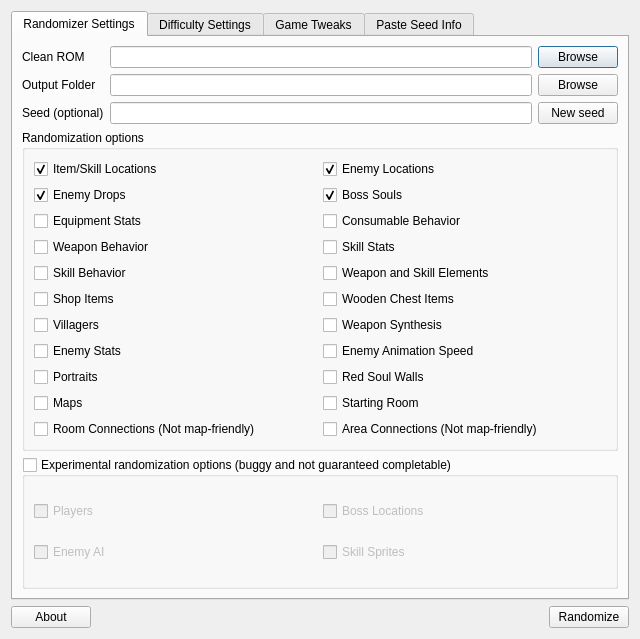
This is randomizer.ui in LagoLunatic/dsvrandom as Qt 5 draws it before an edit. The edited form follows.
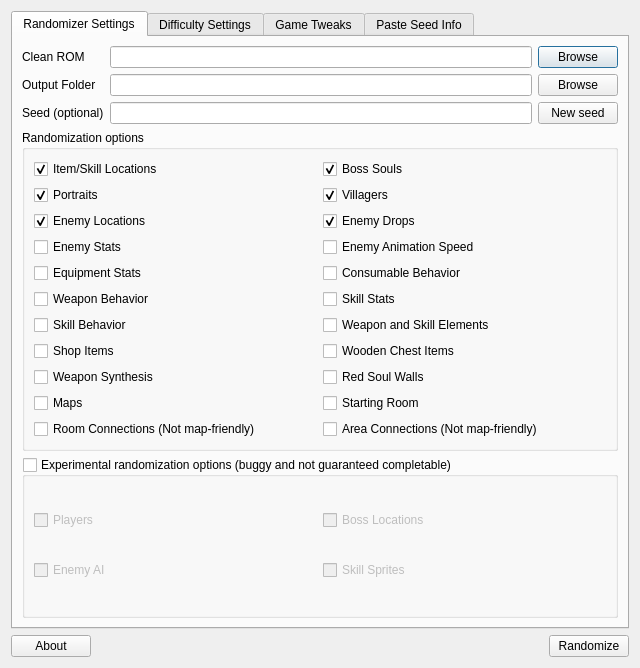
This is the edited form. Icons and pictures are not drawn.

Commit message: Reorder options in UI, check "Portraits" and "Villagers" by default

Diff of the .ui file:
```diff
--- a/randomizer.ui
+++ b/randomizer.ui
@@ -7,7 +7,7 @@
     <x>0</x>
     <y>0</y>
     <width>640</width>
-    <height>639</height>
+    <height>668</height>
    </rect>
   </property>
   <property name="windowTitle">
@@ -105,6 +105,53 @@
              </widget>
             </item>
             <item>
+             <widget class="QCheckBox" name="randomize_boss_souls">
+              <property name="toolTip">
+               <string>Randomizes the souls dropped by bosses as well as Wallman's glyph (DoS/OoE only).</string>
+              </property>
+              <property name="text">
+               <string>Boss Souls</string>
+              </property>
+              <property name="checked">
+               <bool>true</bool>
+              </property>
+             </widget>
+            </item>
+           </layout>
+          </item>
+          <item>
+           <layout class="QHBoxLayout" name="horizontalLayout_15">
+            <item>
+             <widget class="QCheckBox" name="randomize_portraits">
+              <property name="toolTip">
+               <string>Randomizes where portraits are located (PoR only).</string>
+              </property>
+              <property name="text">
+               <string>Portraits</string>
+              </property>
+              <property name="checked">
+               <bool>true</bool>
+              </property>
+             </widget>
+            </item>
+            <item>
+             <widget class="QCheckBox" name="randomize_villagers">
+              <property name="toolTip">
+               <string>Randomizes where villagers are located (OoE only).</string>
+              </property>
+              <property name="text">
+               <string>Villagers</string>
+              </property>
+              <property name="checked">
+               <bool>true</bool>
+              </property>
+             </widget>
+            </item>
+           </layout>
+          </item>
+          <item>
+           <layout class="QHBoxLayout" name="horizontalLayout_2">
+            <item>
              <widget class="QCheckBox" name="randomize_enemies">
               <property name="toolTip">
                <string>Randomizes which non-boss enemies appear where.</string>
@@ -117,10 +164,6 @@
               </property>
              </widget>
             </item>
-           </layout>
-          </item>
-          <item>
-           <layout class="QHBoxLayout" name="horizontalLayout_2">
             <item>
              <widget class="QCheckBox" name="randomize_enemy_drops">
               <property name="toolTip">
@@ -134,16 +177,27 @@
               </property>
              </widget>
             </item>
+           </layout>
+          </item>
+          <item>
+           <layout class="QHBoxLayout" name="horizontalLayout_12">
             <item>
-             <widget class="QCheckBox" name="randomize_boss_souls">
+             <widget class="QCheckBox" name="randomize_enemy_stats">
               <property name="toolTip">
                <string>Randomizes the souls dropped by bosses as well as Wallman's glyph (DoS/OoE only).</string>
               </property>
               <property name="text">
-               <string>Boss Souls</string>
+               <string>Enemy Stats</string>
               </property>
-              <property name="checked">
-               <bool>true</bool>
+             </widget>
+            </item>
+            <item>
+             <widget class="QCheckBox" name="randomize_enemy_anim_speed">
+              <property name="toolTip">
+               <string>Randomizes the speed at which each enemy's animations play at, which affects their attack speed.</string>
+              </property>
+              <property name="text">
+               <string>Enemy Animation Speed</string>
               </property>
              </widget>
             </item>
@@ -246,17 +300,7 @@
            </layout>
           </item>
           <item>
-           <layout class="QHBoxLayout" name="horizontalLayout_15">
-            <item>
-             <widget class="QCheckBox" name="randomize_villagers">
-              <property name="toolTip">
-               <string>Randomizes where villagers are located (OoE only).</string>
-              </property>
-              <property name="text">
-               <string>Villagers</string>
-              </property>
-             </widget>
-            </item>
+           <layout class="QHBoxLayout" name="horizontalLayout_18">
             <item>
              <widget class="QCheckBox" name="randomize_weapon_synths">
               <property name="toolTip">
@@ -267,44 +311,6 @@
               </property>
              </widget>
             </item>
-           </layout>
-          </item>
-          <item>
-           <layout class="QHBoxLayout" name="horizontalLayout_12">
-            <item>
-             <widget class="QCheckBox" name="randomize_enemy_stats">
-              <property name="toolTip">
-               <string>Randomizes enemy stats, weaknesses, and resistances.</string>
-              </property>
-              <property name="text">
-               <string>Enemy Stats</string>
-              </property>
-             </widget>
-            </item>
-            <item>
-             <widget class="QCheckBox" name="randomize_enemy_anim_speed">
-              <property name="toolTip">
-               <string>Randomizes the speed at which each enemy's animations play at, which affects their attack speed.</string>
-              </property>
-              <property name="text">
-               <string>Enemy Animation Speed</string>
-              </property>
-             </widget>
-            </item>
-           </layout>
-          </item>
-          <item>
-           <layout class="QHBoxLayout" name="horizontalLayout_18">
-            <item>
-             <widget class="QCheckBox" name="randomize_portraits">
-              <property name="toolTip">
-               <string>Randomizes where portraits are located (PoR only).</string>
-              </property>
-              <property name="text">
-               <string>Portraits</string>
-              </property>
-             </widget>
-            </item>
             <item>
              <widget class="QCheckBox" name="randomize_red_walls">
               <property name="toolTip">
```
Left out of the diff: 16 changed lines with no effect on the pictures. The commit also changes 1 other file.
